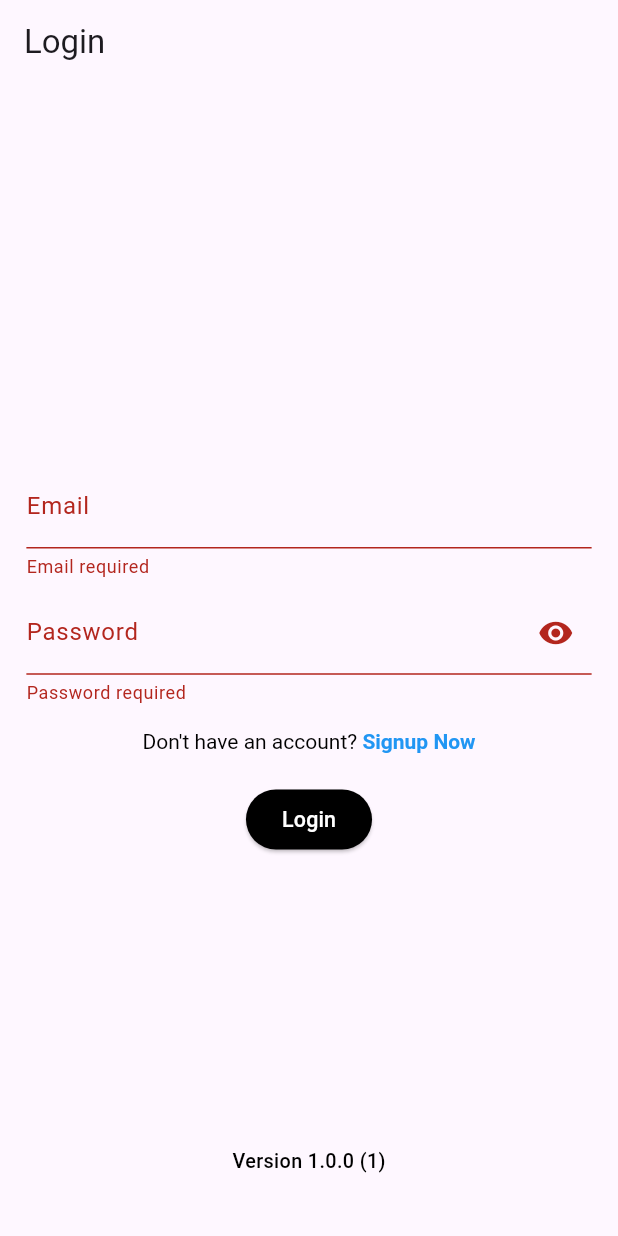
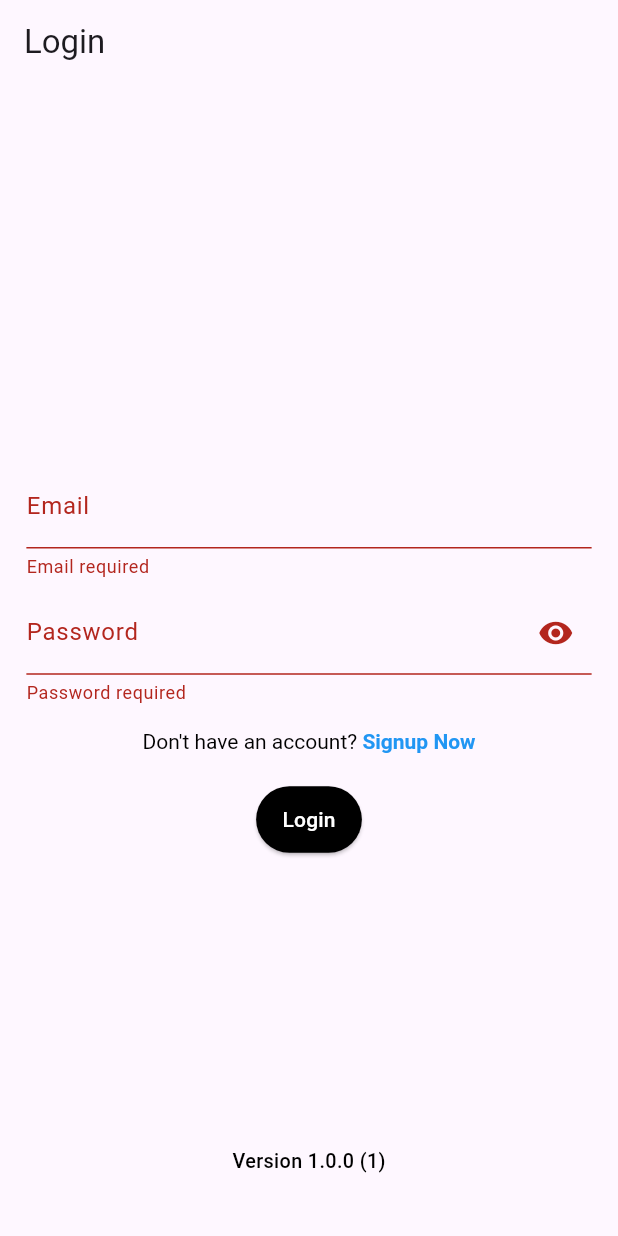
Before and after one commit to HamzaIbrahimQ/wasel_task, a Flutter app: the screen it shows after launch, after a tap on "Login", on a phone screen of 412 x 824 dp. Run offline on Flutter 3.47's test engine with Material 3 defaults, Android fonts, the phone set to English and light mode, and no system bars; our stand-ins replace bloc, connectivity_plus, equatable, firebase_auth, firebase_core, flutter_bloc and 3 more; accounts and stored records are empty.

Commit message:
further changes

```diff
--- a/lib/main.dart
+++ b/lib/main.dart
@@ -12,14 +12,10 @@ void main() async {
   WidgetsFlutterBinding.ensureInitialized();
 
   /// Portrait up only
-  await SystemChrome.setPreferredOrientations([
-    DeviceOrientation.portraitUp,
-  ]);
+  await SystemChrome.setPreferredOrientations([DeviceOrientation.portraitUp]);
 
   /// Init firebase
-  await Firebase.initializeApp(
-    options: DefaultFirebaseOptions.currentPlatform,
-  );
+  await Firebase.initializeApp(options: DefaultFirebaseOptions.currentPlatform);
 
   runApp(const MyApp());
 }
--- a/lib/ui/login/login_screen.dart
+++ b/lib/ui/login/login_screen.dart
@@ -5,6 +5,7 @@ import 'package:wasel_task/cubits/login/login_cubit.dart';
 import 'package:wasel_task/cubits/login/login_state.dart';
 import 'package:wasel_task/cubits/products/products_cubit.dart';
 import 'package:wasel_task/ui/products/ui/products_screen.dart';
+import 'package:wasel_task/ui/widgets/app_button.dart';
 import 'package:wasel_task/ui/widgets/app_version_widget.dart';
 import 'package:wasel_task/ui/widgets/signup_prompt_widget.dart';
 import 'package:wasel_task/utils/validators.dart';
@@ -106,14 +107,13 @@ class _LoginScreenState extends State<LoginScreen> {
                     20.verticalSpace,
 
                     /// Login button
-                    ElevatedButton(
+                    AppButton(
                       onPressed: () {
                         if (_formKey.currentState!.validate()) {
                           context.read<LoginCubit>().login(_emailController.text, _passwordController.text);
                         }
                       },
-                      style: const ButtonStyle(backgroundColor: WidgetStatePropertyAll(Colors.black)),
-                      child: Text('Login', style: TextStyle(color: Colors.white, fontSize: 13.sp)),
+                      title: 'Login',
                     ),
                   ],
                 ),
--- a/lib/ui/widgets/product_widget.dart
+++ b/lib/ui/widgets/product_widget.dart
@@ -4,6 +4,7 @@ import 'package:flutter_bloc/flutter_bloc.dart';
 import 'package:flutter_screenutil/flutter_screenutil.dart';
 import 'package:wasel_task/cubits/cart/cart_cubit.dart';
 import 'package:wasel_task/models/products/product_model.dart';
+import 'package:wasel_task/ui/widgets/app_button.dart';
 
 class ProductWidget extends StatelessWidget {
   final ProductModel product;
@@ -46,12 +47,11 @@ class ProductWidget extends StatelessWidget {
             /// Add to cart button
             Align(
               alignment: AlignmentDirectional.centerEnd,
-              child: ElevatedButton(
+              child: AppButton(
                 onPressed: () {
                   context.read<CartCubit>().addToCart(product );
                 },
-                style: const ButtonStyle(backgroundColor: WidgetStatePropertyAll(Colors.black)),
-                child: Text('Add to Cart', style: TextStyle(color: Colors.white, fontSize: 13.sp)),
+                title: 'Add to Cart',
               ),
             )
           ],
```
Also changed, not shown: lib/ui/signup/signup_screen.dart (+4 -3 lines), 3 other files.
